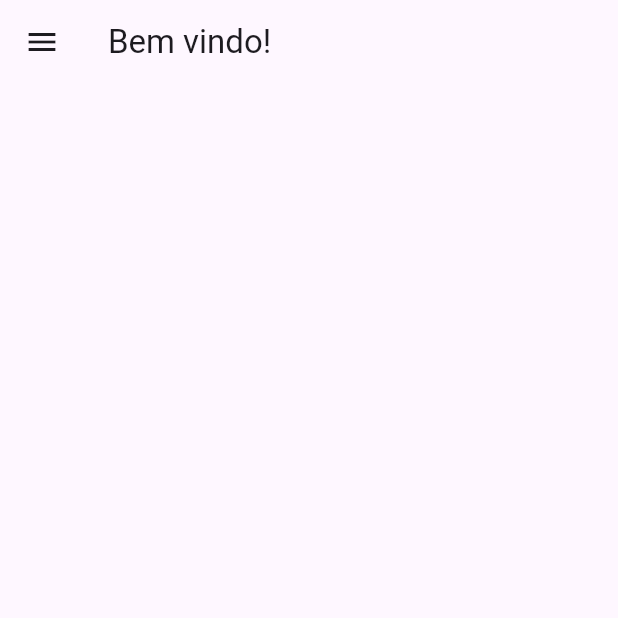
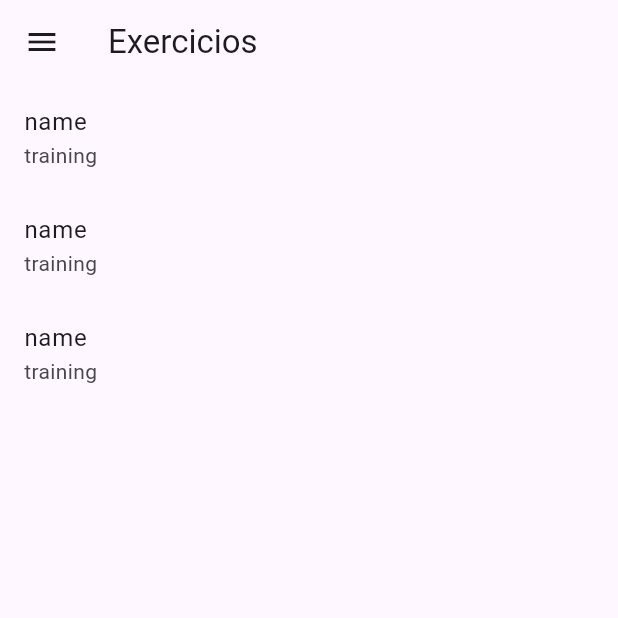
Before and after one commit to jgdlago/gym-helper-app, a Flutter app: the screen it shows once a user with an empty profile is signed in, on a phone screen of 412 x 824 dp, the top half of it. Run offline on Flutter 3.47's test engine with Material 3 defaults, Android fonts, the light colour scheme and no system bars; our stand-ins replace firebase_auth, firebase_core; accounts and stored records are empty; generated files the repository leaves out were written again.

Commit message:
:sparkles: Feat: Tela inicial

```diff
--- a/lib/main.dart
+++ b/lib/main.dart
@@ -34,7 +34,7 @@ class  RouterScreen extends StatelessWidget {
         stream: FirebaseAuth.instance.userChanges(),
         builder: (context, snapshot) {
           if (snapshot.hasData) {
-            return const HomeScreen();
+            return HomeScreen();
           }
           return const AuthScreen();
         }
--- a/lib/screens/home_screen.dart
+++ b/lib/screens/home_screen.dart
@@ -1,14 +1,22 @@
 import 'package:flutter/cupertino.dart';
 import 'package:flutter/material.dart';
+import 'package:gym_helper_app/models/exercise.dart';
+import 'package:gym_helper_app/screens/exercise_screen.dart';
 import 'package:gym_helper_app/services/auth_service.dart';
 
 class HomeScreen extends StatelessWidget {
-  const HomeScreen({super.key});
+  HomeScreen({super.key});
+
+  final List<Exercise> exerciseList = [
+    Exercise(id: "id", name: "name", training: "training", howTo: "howTo", imageUrl: "imageUrl"),
+    Exercise(id: "id", name: "name", training: "training", howTo: "howTo", imageUrl: "imageUrl"),
+    Exercise(id: "id", name: "name", training: "training", howTo: "howTo", imageUrl: "imageUrl"),
+  ];
 
   @override
   Widget build(BuildContext context) {
     return Scaffold(
-      appBar: AppBar(title: Text("Bem vindo!")),
+      appBar: AppBar(title: Text("Exercicios")),
       drawer: Drawer(
         child: ListView(children: [
           ListTile(leading: Icon(Icons.logout), title: Text("Logout"),
@@ -19,6 +27,23 @@ class HomeScreen extends StatelessWidget {
         ],
         ),
       ),
+      body: ListView(
+        children: List.generate(
+            exerciseList.length,
+                (index) {
+                    Exercise exercise = exerciseList[index];
+                    return ListTile(
+                      title: Text(exercise.name),
+                      subtitle: Text(exercise.training),
+                      onTap: () {
+                        Navigator.push(context, MaterialPageRoute(
+                          builder: (context) => ExerciseScreen(exercise: exercise),
+                        ));
+                      },
+                    );
+                    },
+              ),
+            ),
       );
   }
 }
```
Also changed, not shown: lib/screens/exercise_screen.dart (+2 -8 lines).
